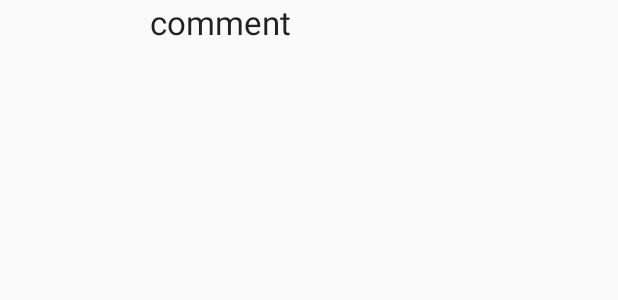
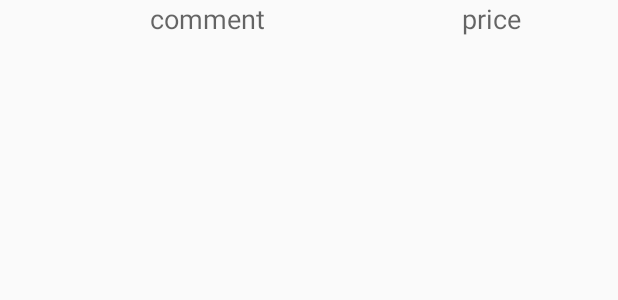
Before and after one commit to miyuki3/GsApp, an Android app: the layout message_item.xml on its own in the app's theme, with its tools: preview values and no code run, on a phone screen of 412 x 824 dp. Shown: the top 300 px of the screen. Run offline under Robolectric (Android 15) with nearby library versions, the phone set to English and light mode, and no system bars; network calls fail.

Commit message:
Message_itemのレイアウト変更

```diff
--- a/GsApp/app/src/main/java/com/gashfara/miyuki/gsapp/MessageRecord.java
+++ b/GsApp/app/src/main/java/com/gashfara/miyuki/gsapp/MessageRecord.java
@@ -6,11 +6,13 @@ public class MessageRecord {
     //newて呼び出さないと、classは作られない。
     private String imageUrl;
     private String comment;
+    private String price;
 
     //データを１つ作成する関数です。項目が増えたら増やしましょう。MessageRecordはコンストラクターという.
-    public MessageRecord(String imageUrl, String comment) {
+    public MessageRecord(String imageUrl, String comment, String price) {
         this.imageUrl = imageUrl;
         this.comment = comment;
+        this.price = price;
     }
     //それぞれの項目を返す関数です。項目が増えたら増やしましょう。getするためのfuncion。
     public String getComment() {
@@ -19,4 +21,5 @@ public class MessageRecord {
     public String getImageUrl() {
         return imageUrl;
     }
+    public String getPrice(){ return price; }
 }
--- a/GsApp/app/src/main/java/com/gashfara/miyuki/gsapp/MessageRecordsAdapter.java
+++ b/GsApp/app/src/main/java/com/gashfara/miyuki/gsapp/MessageRecordsAdapter.java
@@ -38,6 +38,7 @@ public class MessageRecordsAdapter extends ArrayAdapter<MessageRecord> {
         //レイアウトにある画像と文字のViewを所得します。
         NetworkImageView imageView = (NetworkImageView) convertView.findViewById(R.id.image1);
         TextView textView = (TextView) convertView.findViewById(R.id.text1);
+        TextView textView1 =(TextView) convertView.findViewById(R.id.text2);
 
         //表示するセルの位置からデータをMessageRecordのデータを取得します。
         MessageRecord imageRecord = getItem(position);
@@ -46,6 +47,8 @@ public class MessageRecordsAdapter extends ArrayAdapter<MessageRecord> {
         imageView.setImageUrl(imageRecord.getImageUrl(), mImageLoader);
         //Viewに文字をセットします。
         textView.setText(imageRecord.getComment());
+        textView1.setText(imageRecord.getPrice());
+
         //1つのセルのViewを返します。
         return convertView;
     }
--- a/GsApp/app/src/main/res/layout/message_item.xml
+++ b/GsApp/app/src/main/res/layout/message_item.xml
@@ -15,8 +15,15 @@
     <TextView
         android:layout_width="0dp"
         android:layout_height="wrap_content"
-        android:layout_weight="1"
-        android:textAppearance="?android:textAppearanceLarge"
+        android:layout_weight="2"
+        android:textAppearance="?android:textAppearanceMedium"
         tools:text="comment"
         android:id="@+id/text1"/>
+    <TextView
+        android:layout_width="0dp"
+        android:layout_height="wrap_content"
+        android:layout_weight="1"
+        android:textAppearance="?android:textAppearanceMedium"
+        tools:text="price"
+        android:id="@+id/text2"/>
 </LinearLayout>
```
Also changed, not shown: GsApp/app/src/main/java/com/gashfara/miyuki/gsapp/MainActivity.java (+14 -5 lines), 1 other file.
